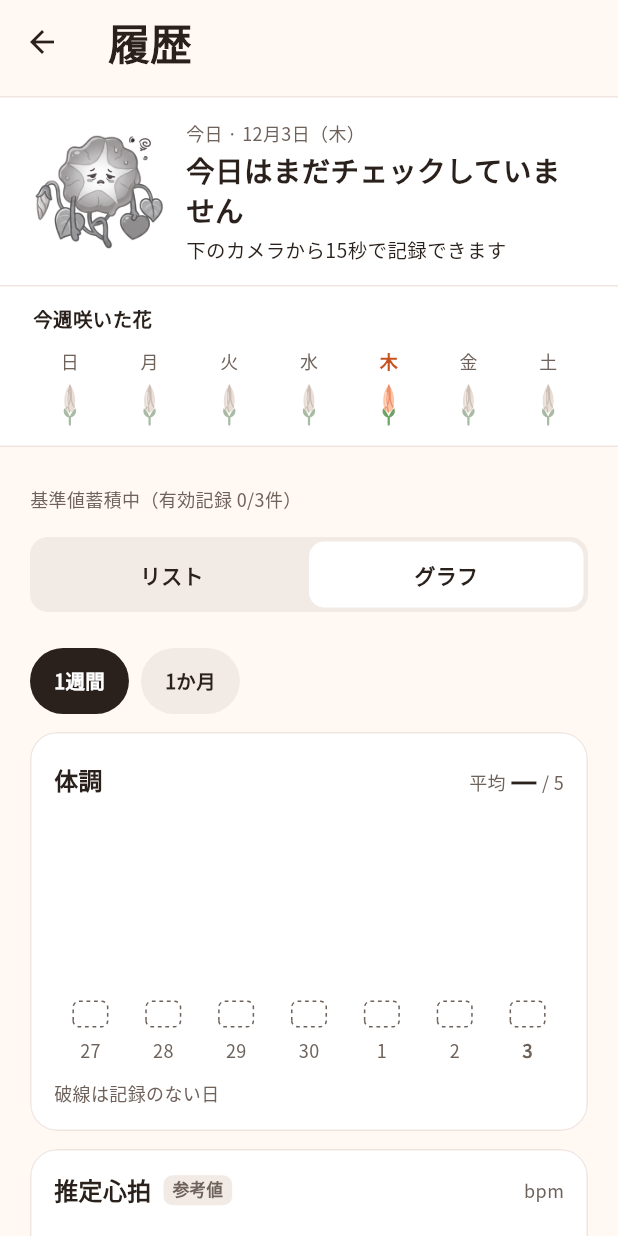
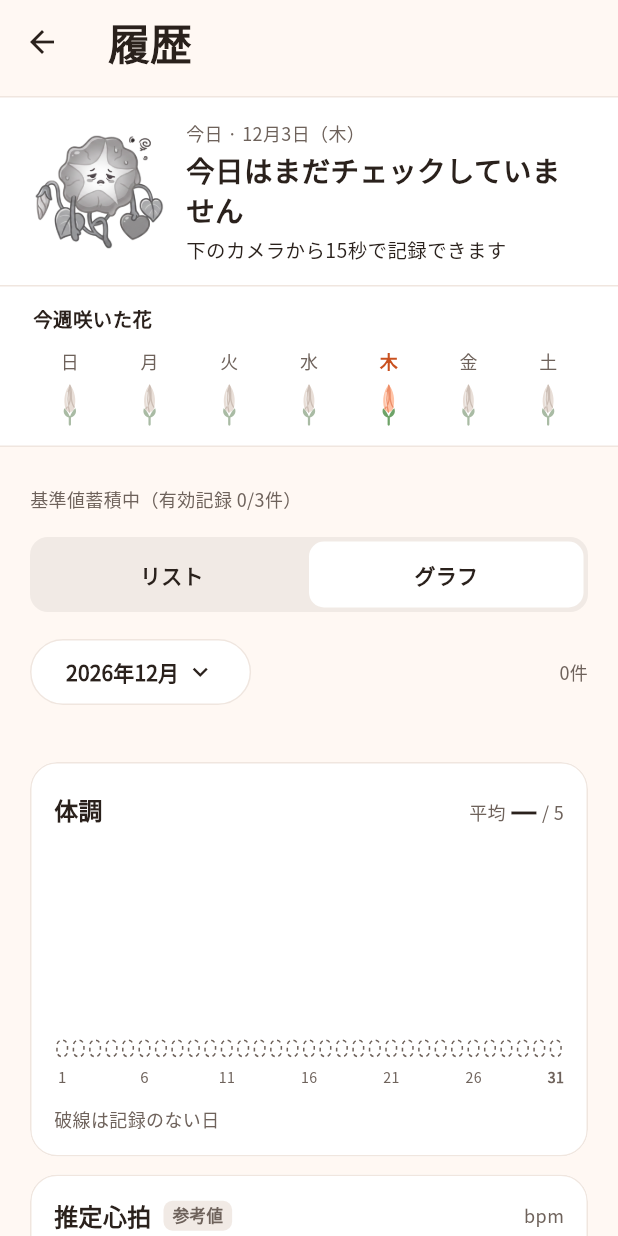
Before and after one commit to jphacks/os_2604, a Flutter app: the HistoryScreen screen opened by its route, after a tap on "グラフ", on a phone screen of 412 x 824 dp. Run offline on Flutter 3.47's test engine with Material 3 defaults, Android fonts, the phone set to English and light mode, and no system bars; our stand-ins replace camera, drift, drift_flutter, flutter_local_notifications, flutter_timezone, timezone; missing offline and left inert: google_mlkit_face_detection; accounts and stored records are empty; generated files the repository leaves out were written again; Roboto replaces fonts that are missing (ZenMaruGothic).

Commit message:
ui: add expandable year and month history picker

```diff
--- a/lib/screens/history_screen.dart
+++ b/lib/screens/history_screen.dart
@@ -10,6 +10,7 @@ import '../ui/asakao_record_widgets.dart';
 import '../ui/asakao_style.dart';
 import '../ui/asakao_widgets.dart';
 import '../widgets/history_trend_view.dart';
+import '../widgets/history_period_picker.dart';
 
 class HistoryScreen extends StatefulWidget {
   const HistoryScreen({
@@ -33,6 +34,55 @@ class HistoryScreen extends StatefulWidget {
 class _HistoryScreenState extends State<HistoryScreen> {
   late Stream<List<HealthCheckResult>> _records = widget.store.watchAll();
   bool _graph = false;
+  late int _year = widget.now().toLocal().year;
+  late int? _month = widget.now().toLocal().month;
+  bool _periodExpanded = false;
+
+  bool _inPeriod(HealthCheckResult r) {
+    final at = r.measuredAt.toLocal();
+    return at.year == _year && (_month == null || at.month == _month);
+  }
+
+  DateTimeRange get _period => DateTimeRange(
+    start: DateTime(_year, _month ?? 1),
+    end: DateTime(_year, _month == null ? 13 : _month! + 1, 0),
+  );
+
+  Widget _periodPicker(List<HealthCheckResult> records, int count) {
+    final years = {
+      widget.now().toLocal().year,
+      _year,
+      for (final r in records) r.measuredAt.toLocal().year,
+    }.toList()..sort((a, b) => b.compareTo(a));
+    return Padding(
+      padding: const EdgeInsets.only(top: 16),
+      child: HistoryPeriodPicker(
+        year: _year,
+        month: _month,
+        expanded: _periodExpanded,
+        years: years,
+        count: count,
+        availableMonths: {
+          for (final r in records)
+            if (r.measuredAt.toLocal().year == _year)
+              r.measuredAt.toLocal().month,
+        },
+        onToggle: () => setState(() => _periodExpanded = !_periodExpanded),
+        onYear: (year) => setState(() {
+          _year = year;
+          _month = null;
+        }),
+        onMonth: (month) => setState(() {
+          _month = month;
+          _periodExpanded = false;
+        }),
+        onWholeYear: () => setState(() {
+          _month = null;
+          _periodExpanded = false;
+        }),
+      ),
+    );
+  }
 
   Widget _baselineCard(List<HealthCheckResult> records) {
     final b = calculateHistoryBaseline([
@@ -84,26 +134,26 @@ class _HistoryScreenState extends State<HistoryScreen> {
     if (graph != _graph) setState(() => _graph = graph);
   }
 
-  Widget _list(List<HealthCheckResult> records) {
+  Widget _list(List<HealthCheckResult> records, {bool noRecords = false}) {
     if (records.isEmpty) {
-      return const Padding(
-        padding: EdgeInsets.fromLTRB(24, 48, 24, 24),
+      return Padding(
+        padding: const EdgeInsets.fromLTRB(24, 48, 24, 24),
         child: Column(
           children: [
             Text(
-              'まだ記録がありません',
-              style: TextStyle(
+              noRecords ? 'まだ記録がありません' : 'この期間の記録はありません',
+              style: const TextStyle(
                 fontFamily: AsakaoStyle.displayFont,
                 fontSize: 20,
                 fontWeight: FontWeight.w700,
                 color: AsakaoStyle.ink,
               ),
             ),
-            SizedBox(height: 8),
+            const SizedBox(height: 8),
             Text(
-              '最初のチェックのあと、ここに毎朝の記録が並びます。',
+              '年月を変更するか、カメラから新しい記録をつけてください。',
               textAlign: TextAlign.center,
-              style: TextStyle(height: 1.6, color: AsakaoStyle.muted),
+              style: const TextStyle(height: 1.6, color: AsakaoStyle.muted),
             ),
           ],
         ),
@@ -113,11 +163,12 @@ class _HistoryScreenState extends State<HistoryScreen> {
       crossAxisAlignment: CrossAxisAlignment.stretch,
       children: [
         for (var index = 0; index < records.length; index++) ...[
-          if (index == 0 ||
-              records[index - 1].measuredAt.toLocal().month !=
-                  records[index].measuredAt.toLocal().month ||
-              records[index - 1].measuredAt.toLocal().year !=
-                  records[index].measuredAt.toLocal().year)
+          if (_month == null &&
+              (index == 0 ||
+                  records[index - 1].measuredAt.toLocal().month !=
+                      records[index].measuredAt.toLocal().month ||
+                  records[index - 1].measuredAt.toLocal().year !=
+                      records[index].measuredAt.toLocal().year))
             Padding(
               padding: const EdgeInsets.symmetric(vertical: 12),
               child: Text(
@@ -513,6 +564,7 @@ class _HistoryScreenState extends State<HistoryScreen> {
           }
           final records = [...data]
             ..sort((a, b) => b.measuredAt.compareTo(a.measuredAt));
+          final filtered = records.where(_inPeriod).toList();
           return CustomScrollView(
             slivers: [
               SliverPadding(
@@ -527,7 +579,11 @@ class _HistoryScreenState extends State<HistoryScreen> {
                         padding: const EdgeInsets.symmetric(horizontal: 20),
                         child: Column(
                           crossAxisAlignment: CrossAxisAlignment.stretch,
-                          children: [_baselineCard(records), _viewToggle()],
+                          children: [
+                            _baselineCard(records),
+                            _viewToggle(),
+                            _periodPicker(records, filtered.length),
+                          ],
                         ),
                       ),
                     ],
@@ -568,13 +624,14 @@ class _HistoryScreenState extends State<HistoryScreen> {
                             key: const ValueKey('history-graph'),
                             padding: const EdgeInsets.only(top: 12),
                             child: HistoryTrendView(
-                              records: records,
+                              records: filtered,
                               now: widget.now,
+                              period: _period,
                             ),
                           )
                         : KeyedSubtree(
                             key: const ValueKey('history-list'),
-                            child: _list(records),
+                            child: _list(filtered, noRecords: records.isEmpty),
                           ),
                   ),
                 ),
--- /dev/null
+++ b/lib/widgets/history_period_picker.dart
@@ -0,0 +1,181 @@
+import 'package:flutter/material.dart';
+
+import '../ui/asakao_style.dart';
+import '../ui/asakao_widgets.dart';
+
+/// Inline year/month selector. Availability comes only from actual records.
+class HistoryPeriodPicker extends StatelessWidget {
+  const HistoryPeriodPicker({
+    super.key,
+    required this.year,
+    required this.month,
+    required this.expanded,
+    required this.years,
+    required this.availableMonths,
+    required this.count,
+    required this.onToggle,
+    required this.onYear,
+    required this.onMonth,
+    required this.onWholeYear,
+  });
+  final int year;
+  final int? month;
+  final bool expanded;
+  final List<int> years;
+  final Set<int> availableMonths;
+  final int count;
+  final VoidCallback onToggle;
+  final ValueChanged<int> onYear;
+  final ValueChanged<int> onMonth;
+  final VoidCallback onWholeYear;
+
+  @override
+  Widget build(BuildContext context) => Column(
+    crossAxisAlignment: CrossAxisAlignment.stretch,
+    children: [
+      Wrap(
+        alignment: WrapAlignment.spaceBetween,
+        crossAxisAlignment: WrapCrossAlignment.center,
+        spacing: 8,
+        runSpacing: 8,
+        children: [
+          OutlinedButton(
+            key: const ValueKey('history-period-toggle'),
+            style: OutlinedButton.styleFrom(
+              backgroundColor: Colors.white,
+              foregroundColor: AsakaoStyle.ink,
+              side: const BorderSide(color: AsakaoStyle.border),
+              shape: const StadiumBorder(),
+              minimumSize: const Size(48, 44),
+            ),
+            onPressed: onToggle,
+            child: Row(
+              mainAxisSize: MainAxisSize.min,
+              children: [
+                Text(
+                  month == null ? '$year年すべて' : '$year年$month月',
+                  style: const TextStyle(fontWeight: FontWeight.w700),
+                ),
+                const SizedBox(width: 4),
+                Icon(
+                  expanded ? Icons.expand_less : Icons.expand_more,
+                  size: 20,
+                ),
+              ],
+            ),
+          ),
+          Text(
+            '$count件',
+            key: const ValueKey('history-period-count'),
+            style: AsakaoStyle.caption,
+          ),
+        ],
+      ),
+      if (expanded) ...[
+        const SizedBox(height: 10),
+        AsakaoCard(
+          padding: const EdgeInsets.all(16),
+          child: Column(
+            crossAxisAlignment: CrossAxisAlignment.stretch,
+            children: [
+              const Text('年', style: AsakaoStyle.caption),
+              const SizedBox(height: 10),
+              SingleChildScrollView(
+                scrollDirection: Axis.horizontal,
+                child: Row(
+                  children: [
+                    for (final y in years)
+                      Padding(
+                        padding: const EdgeInsets.only(right: 8),
+                        child: TextButton(
+                          key: ValueKey('history-year-$y'),
+                          style: TextButton.styleFrom(
+                            backgroundColor: y == year
+                                ? Colors.white
+                                : AsakaoStyle.neutralBackground,
+                            foregroundColor: AsakaoStyle.ink,
+                            side: BorderSide(
+                              color: y == year
+                                  ? AsakaoStyle.border
+                                  : Colors.transparent,
+                            ),
+                            minimumSize: const Size(120, 44),
+                            textStyle: const TextStyle(
+                              fontWeight: FontWeight.w700,
+                            ),
+                          ),
+                          onPressed: () => onYear(y),
+                          child: Text('$y年'),
+                        ),
+                      ),
+                  ],
+                ),
+              ),
+              const SizedBox(height: 16),
+              const Text('月', style: AsakaoStyle.caption),
+              const SizedBox(height: 10),
+              LayoutBuilder(
+                builder: (context, constraints) {
+                  final columns =
+                      MediaQuery.textScalerOf(context).scale(1) > 1.4 ? 3 : 4;
+                  final width =
+                      (constraints.maxWidth - (columns - 1) * 8) / columns;
+                  return Wrap(
+                    spacing: 8,
+                    runSpacing: 8,
+                    children: [
+                      for (var m = 1; m <= 12; m++)
+                        SizedBox(
+                          width: width,
+                          child: TextButton(
+                            key: ValueKey('history-month-$m'),
+                            style: TextButton.styleFrom(
+                              backgroundColor: month == m
+                                  ? AsakaoStyle.coral
+                                  : availableMonths.contains(m)
+                                  ? Colors.white
+                                  : AsakaoStyle.neutralBackground,
+                              foregroundColor: AsakaoStyle.ink,
+                              disabledBackgroundColor:
+                                  AsakaoStyle.neutralBackground,
+                              disabledForegroundColor: AsakaoStyle.muted
+                                  .withValues(alpha: 0.5),
+                              side: BorderSide(
+                                color: availableMonths.contains(m) && month != m
+                                    ? AsakaoStyle.border
+                                    : Colors.transparent,
+                              ),
+                              minimumSize: const Size(44, 44),
+                              padding: const EdgeInsets.symmetric(vertical: 10),
+                              textStyle: const TextStyle(
+                                fontWeight: FontWeight.w700,
+                              ),
+                            ),
+                            onPressed: availableMonths.contains(m)
+                                ? () => onMonth(m)
+                                : null,
+                            child: Text('$m月'),
+                          ),
+                        ),
+                    ],
+                  );
+                },
+              ),
+              const SizedBox(height: 16),
+              OutlinedButton(
+                key: const ValueKey('history-whole-year'),
+                style: OutlinedButton.styleFrom(
+                  foregroundColor: AsakaoStyle.ink,
+                  side: const BorderSide(color: AsakaoStyle.border),
+                  minimumSize: const Size(44, 48),
+                ),
+                onPressed: onWholeYear,
+                child: Text('$year年をすべて表示'),
+              ),
+            ],
+          ),
+        ),
+      ],
+    ],
+  );
+}
--- a/lib/widgets/history_trend_view.dart
+++ b/lib/widgets/history_trend_view.dart
@@ -10,10 +10,16 @@ import '../ui/asakao_widgets.dart';
 /// 期間は「今日を最後の日とする直近7日 / 30日」（カレンダー月ではない）。
 /// 外部パッケージは使わず、棒は通常のウィジェット、折れ線は CustomPaint で描く。
 class HistoryTrendView extends StatefulWidget {
-  const HistoryTrendView({super.key, required this.records, required this.now});
+  const HistoryTrendView({
+    super.key,
+    required this.records,
+    required this.now,
+    this.period,
+  });
 
   final List<HealthCheckResult> records;
   final DateTime Function() now;
+  final DateTimeRange? period;
 
   @override
   State<HistoryTrendView> createState() => _HistoryTrendViewState();
@@ -33,14 +39,33 @@ class _HistoryTrendViewState extends State<HistoryTrendView> {
 
   @override
   Widget build(BuildContext context) {
+    final period = widget.period;
+    final count = period == null
+        ? _range.days
+        : DateTime.utc(period.end.year, period.end.month, period.end.day)
+                  .difference(
+                    DateTime.utc(
+                      period.start.year,
+                      period.start.month,
+                      period.start.day,
+                    ),
+                  )
+                  .inDays +
+              1;
     final days = buildDailyTrend(
       widget.records,
-      today: widget.now(),
-      days: _range.days,
+      today: period?.end ?? widget.now(),
+      days: count,
     );
+    final label = period == null
+        ? _range.label
+        : count > 31
+        ? '${period.start.year}年'
+        : '${period.start.year}年${period.start.month}月';
     return Column(
       crossAxisAlignment: CrossAxisAlignment.stretch,
       children: [
+        if (period == null)
           Row(
             children: [
               for (final r in _Range.values)
@@ -55,9 +80,9 @@ class _HistoryTrendViewState extends State<HistoryTrendView> {
             ],
           ),
         const SizedBox(height: 12),
-        _ConditionCard(days: days, rangeLabel: _range.label),
+        _ConditionCard(days: days, rangeLabel: label),
         const SizedBox(height: 12),
-        _HeartRateCard(days: days, rangeLabel: _range.label),
+        _HeartRateCard(days: days, rangeLabel: label),
       ],
     );
   }
@@ -129,7 +154,9 @@ class _DayLabels extends StatelessWidget {
               ? FittedBox(
                   fit: BoxFit.scaleDown,
                   child: Text(
-                    '${days[i].day.day}',
+                    days.length > 31
+                        ? '${days[i].day.month}/${days[i].day.day}'
+                        : '${days[i].day.day}',
                     style: TextStyle(
                       fontSize: days.length <= 7 ? 12 : 10,
                       fontWeight: i == days.length - 1
@@ -196,6 +223,10 @@ class _ConditionCard extends StatelessWidget {
               ],
             ),
             const SizedBox(height: 16),
+            _PlotViewport(
+              days: days.length,
+              child: Column(
+                children: [
                   SizedBox(
                     height: _barMaxHeight + 36,
                     child: Row(
@@ -215,6 +246,9 @@ class _ConditionCard extends StatelessWidget {
                   ),
                   const SizedBox(height: 6),
                   _DayLabels(days),
+                ],
+              ),
+            ),
             const SizedBox(height: 12),
             const Text('破線は記録のない日', style: AsakaoStyle.caption),
           ],
@@ -358,6 +392,11 @@ class _HeartRateCard extends StatelessWidget {
                 ),
               )
             else ...[
+              _PlotViewport(
+                days: days.length,
+                child: Column(
+                  crossAxisAlignment: CrossAxisAlignment.stretch,
+                  children: [
                     SizedBox(
                       height: 110,
                       child: CustomPaint(
@@ -367,6 +406,9 @@ class _HeartRateCard extends StatelessWidget {
                     ),
                     const SizedBox(height: 6),
                     _DayLabels(days),
+                  ],
+                ),
+              ),
               const SizedBox(height: 12),
               Text(
                 '推定心拍の記録がある日だけ表示（${real.length}日分）。'
@@ -439,3 +481,31 @@ class TrendLinePainter extends CustomPainter {
   @override
   bool shouldRepaint(TrendLinePainter old) => old.values != values;
 }
+
+/// Long periods retain daily values and gaps; scroll instead of squeezing them.
+class _PlotViewport extends StatelessWidget {
+  const _PlotViewport({required this.days, required this.child});
+  final int days;
+  final Widget child;
+  @override
+  Widget build(BuildContext context) => days <= 31
+      ? child
+      : Column(
+          crossAxisAlignment: CrossAxisAlignment.start,
+          children: [
+            const Text('左右にスクロールして日別の記録を確認できます', style: AsakaoStyle.caption),
+            const SizedBox(height: 8),
+            LayoutBuilder(
+              builder: (context, constraints) => SingleChildScrollView(
+                scrollDirection: Axis.horizontal,
+                child: SizedBox(
+                  width: days * 24.0 > constraints.maxWidth
+                      ? days * 24.0
+                      : constraints.maxWidth,
+                  child: child,
+                ),
+              ),
+            ),
+          ],
+        );
+}
```
Also changed, not shown: 4 other files. Lines whose indentation alone changed are shown as unchanged.
